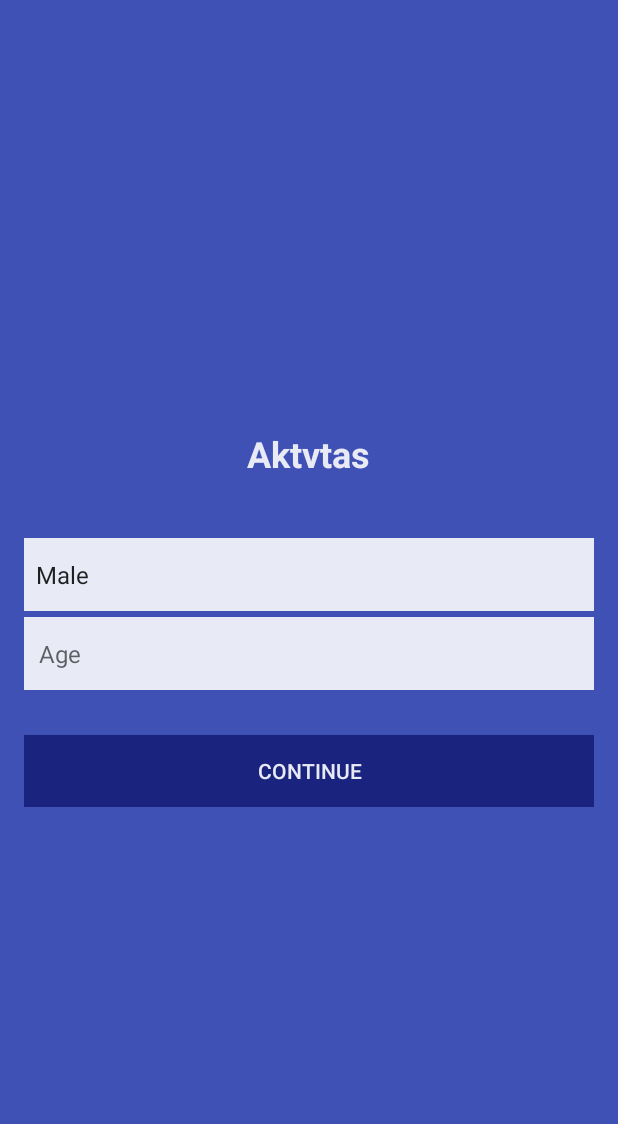
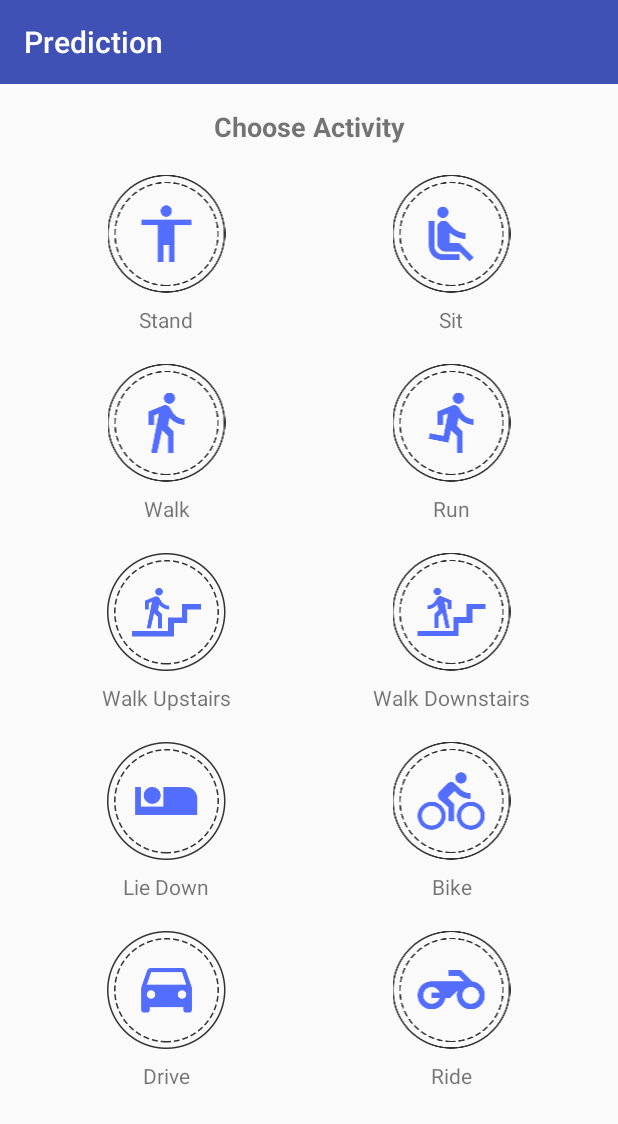
Before and after one commit to ilhamadun/skripsi-har, an Android app: the screen it shows after launch (RegisterActivity before the commit, MainActivity after it), on a phone screen of 412 x 824 dp. Shown: the top 1124 px of the screen. Run offline under Robolectric (Android 15) with nearby library versions, the phone set to English and light mode, and no system bars; libraries missing offline, so code that uses them is left out: com.mikepenz.materialdrawer; 1 statement that could not run was skipped.

Commit message:
Remove unnecessary functions
Whats removed:
- Unused menu
- HomeFragment

```diff
--- a/aktvtas/app/src/main/java/org/elins/aktvtas/TrainingChooserFragment.java
+++ b/aktvtas/app/src/main/java/org/elins/aktvtas/ActivityChooserFragment.java
@@ -1,24 +1,23 @@
 package org.elins.aktvtas;
 
-import android.content.Intent;
 import android.os.Bundle;
-import android.support.design.widget.Snackbar;
 import android.support.v4.app.DialogFragment;
 import android.support.v4.app.Fragment;
 import android.view.LayoutInflater;
 import android.view.View;
 import android.view.ViewGroup;
 import android.widget.LinearLayout;
+import android.widget.TextView;
 
 import org.elins.aktvtas.human.HumanActivity;
 
-import java.io.File;
+public class ActivityChooserFragment extends Fragment {
+    public static final int MODE_PREDICTION = 0;
+    public static final int MODE_TRAINING = 1;
 
-import static android.app.Activity.RESULT_OK;
+    private int mode = MODE_PREDICTION;
 
-public class TrainingChooserFragment extends Fragment {
-
-    public TrainingChooserFragment() {
+    public ActivityChooserFragment() {
         // Required empty public constructor
     }
 
@@ -26,10 +25,10 @@ public class TrainingChooserFragment extends Fragment {
      * Use this factory method to create a new instance of
      * this fragment using the provided parameters.
      *
-     * @return A new instance of fragment TrainingChooserFragment.
+     * @return A new instance of fragment ActivityChooserFragment.
      */
-    public static TrainingChooserFragment newInstance() {
-        TrainingChooserFragment fragment = new TrainingChooserFragment();
+    public static ActivityChooserFragment newInstance() {
+        ActivityChooserFragment fragment = new ActivityChooserFragment();
         Bundle args = new Bundle();
         fragment.setArguments(args);
         return fragment;
@@ -77,9 +76,13 @@ public class TrainingChooserFragment extends Fragment {
             @Override
             public void onClick(View v) {
                 DialogFragment dialog = TrainingChooserDialogFragment
-                        .newInstance(id);
+                        .newInstance(mode, id);
                 dialog.show(getFragmentManager(), "TrainingChooserDialogFragment");
             }
         });
     }
+
+    public void setMode(int mode) {
+        this.mode = mode;
+    }
 }
--- a/aktvtas/app/src/main/java/org/elins/aktvtas/HomeFragment.java
+++ b/aktvtas/app/src/main/java/org/elins/aktvtas/HomeFragment.java
@@ -13,6 +13,7 @@ import android.view.ViewGroup;
  * Use the {@link HomeFragment#newInstance} factory method to
  * create an instance of this fragment.
  */
+@Deprecated
 public class HomeFragment extends Fragment {
 
     public HomeFragment() {
--- a/aktvtas/app/src/main/java/org/elins/aktvtas/MainActivity.java
+++ b/aktvtas/app/src/main/java/org/elins/aktvtas/MainActivity.java
@@ -15,22 +15,16 @@ import com.mikepenz.materialdrawer.AccountHeader;
 import com.mikepenz.materialdrawer.AccountHeaderBuilder;
 import com.mikepenz.materialdrawer.Drawer;
 import com.mikepenz.materialdrawer.DrawerBuilder;
-import com.mikepenz.materialdrawer.model.DividerDrawerItem;
 import com.mikepenz.materialdrawer.model.PrimaryDrawerItem;
-import com.mikepenz.materialdrawer.model.SecondaryDrawerItem;
 import com.mikepenz.materialdrawer.model.interfaces.IDrawerItem;
-
-import org.elins.aktvtas.preferences.Preferences;
 
 import java.io.File;
 
 public class MainActivity extends AppCompatActivity {
-    private static final int DRAWER_ID_HOME = 0;
     private static final int DRAWER_ID_PREDICTION = 1;
     private static final int DRAWER_ID_TRAIN = 2;
-    private static final int DRAWER_ID_SETTINGS = 3;
-    private static final int DRAWER_ID_HELP = 4;
-    private static final int DRAWER_ID_ABOUT = 5;
+
+    private ActivityChooserFragment activityChooserFragment;
 
     public static void startActivity(Context context) {
         Intent intent = new Intent(context, MainActivity.class);
@@ -42,45 +36,32 @@ public class MainActivity extends AppCompatActivity {
     protected void onCreate(Bundle savedInstanceState) {
         super.onCreate(savedInstanceState);
 
-        if (! Preferences.deviceIsRegistered(this)) {
-            RegisterActivity.startActivity(this);
-        }
-
         setContentView(R.layout.activity_main);
 
         Toolbar toolbar = (Toolbar) findViewById(R.id.toolbar);
         setSupportActionBar(toolbar);
+        getSupportActionBar().setTitle(R.string.prediction);
 
         Drawer drawer = setupNavigationDrawer(toolbar);
 
         FragmentTransaction transaction = getSupportFragmentManager().beginTransaction();
-        Fragment homeFragment = HomeFragment.newInstance();
-        transaction.add(R.id.content, homeFragment).commit();
+        activityChooserFragment = ActivityChooserFragment.newInstance();
+        transaction.replace(R.id.content, activityChooserFragment).commit();
     }
 
     private Drawer setupNavigationDrawer(Toolbar toolbar) {
         AccountHeader accountHeader = new AccountHeaderBuilder().withActivity(this).build();
-        PrimaryDrawerItem home = new PrimaryDrawerItem().withIdentifier(DRAWER_ID_HOME)
-                .withName(R.string.home);
         PrimaryDrawerItem prediction = new PrimaryDrawerItem().withIdentifier(DRAWER_ID_PREDICTION)
                 .withName(R.string.prediction);
         PrimaryDrawerItem train = new PrimaryDrawerItem().withIdentifier(DRAWER_ID_TRAIN)
                 .withName(R.string.train);
-        SecondaryDrawerItem settings = new SecondaryDrawerItem().withIdentifier(DRAWER_ID_SETTINGS)
-                .withName(R.string.settings);
-        SecondaryDrawerItem help = new SecondaryDrawerItem().withIdentifier(DRAWER_ID_HELP)
-                .withName(R.string.help);
-        SecondaryDrawerItem about = new SecondaryDrawerItem().withIdentifier(DRAWER_ID_ABOUT)
-                .withName(R.string.about);
 
         return new DrawerBuilder()
                 .withActivity(this)
                 .withToolbar(toolbar)
                 .withAccountHeader(accountHeader)
                 .addDrawerItems(
-                        home, prediction, train,
-                        new DividerDrawerItem(),
-                        settings, help, about
+                        prediction, train
                 )
                 .withOnDrawerItemClickListener(drawerItemClickListener())
                 .build();
@@ -93,20 +74,12 @@ public class MainActivity extends AppCompatActivity {
             public boolean onItemClick(View view, int position, IDrawerItem drawerItem) {
                 FragmentTransaction transaction = getSupportFragmentManager().beginTransaction();
 
-                if (drawerItem.equals(DRAWER_ID_HOME)) {
-                    Fragment predictionFragment = HomeFragment.newInstance();
-                    transaction.replace(R.id.content, predictionFragment).commit();
-                } else if (drawerItem.equals(DRAWER_ID_PREDICTION)) {
-                    PredictionActivity.startActivity(getApplicationContext());
+                if (drawerItem.equals(DRAWER_ID_PREDICTION)) {
+                    getSupportActionBar().setTitle(R.string.prediction);
+                    activityChooserFragment.setMode(ActivityChooserFragment.MODE_PREDICTION);
                 } else if (drawerItem.equals(DRAWER_ID_TRAIN)) {
-                    Fragment trainingChooserFragment = TrainingChooserFragment.newInstance();
-                    transaction.replace(R.id.content, trainingChooserFragment).commit();
-                } else if (drawerItem.equals(DRAWER_ID_SETTINGS)) {
-                    Snackbar.make(view, R.string.settings, Snackbar.LENGTH_SHORT).show();
-                } else if (drawerItem.equals(DRAWER_ID_HELP)) {
-                    Snackbar.make(view, R.string.help, Snackbar.LENGTH_SHORT).show();
-                } else if (drawerItem.equals(DRAWER_ID_ABOUT)) {
-                    Snackbar.make(view, R.string.about, Snackbar.LENGTH_SHORT).show();
+                    getSupportActionBar().setTitle(R.string.train);
+                    activityChooserFragment.setMode(ActivityChooserFragment.MODE_TRAINING);
                 }
 
                 return false;
--- a/aktvtas/app/src/main/java/org/elins/aktvtas/RegisterActivity.java
+++ b/aktvtas/app/src/main/java/org/elins/aktvtas/RegisterActivity.java
@@ -20,6 +20,7 @@ import org.elins.aktvtas.sensor.SensorReader;
 
 import java.util.HashMap;
 
+@Deprecated
 public class RegisterActivity extends AppCompatActivity implements
         AdapterView.OnItemSelectedListener {
 
--- a/aktvtas/build.gradle
+++ b/aktvtas/build.gradle
@@ -5,7 +5,7 @@ buildscript {
         jcenter()
     }
     dependencies {
-        classpath 'com.android.tools.build:gradle:2.3.1'
+        classpath 'com.android.tools.build:gradle:2.3.2'
 
         // NOTE: Do not place your application dependencies here; they belong
         // in the individual module build.gradle files
```
Also changed, not shown: aktvtas/app/src/main/java/org/elins/aktvtas/TrainingChooserDialogFragment.java (+36 -14 lines), aktvtas/app/src/main/res/values/strings.xml (+4 -7 lines), 1 other file.
